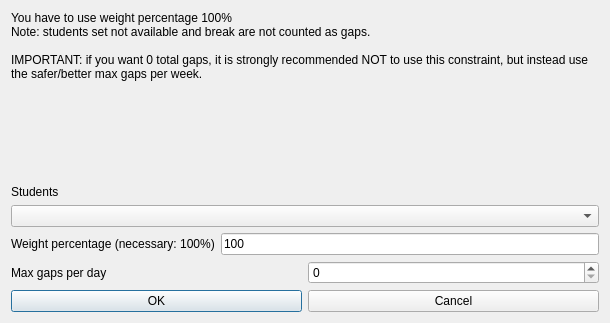
Qt form fet/src/interface/modifyconstraintstudentssetmaxgapsperdayform_template.ui (vonmecheln/fet) before a commit.
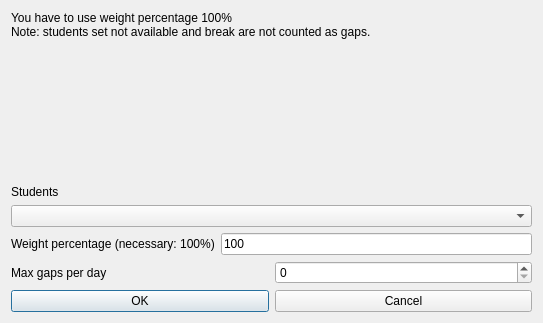
The same form after that commit.

```diff
--- a/fet/src/interface/modifyconstraintstudentssetmaxgapsperdayform_template.ui
+++ b/fet/src/interface/modifyconstraintstudentssetmaxgapsperdayform_template.ui
@@ -6,7 +6,7 @@
    <rect>
     <x>0</x>
     <y>0</y>
-    <width>610</width>
+    <width>543</width>
     <height>323</height>
    </rect>
   </property>
@@ -30,9 +30,7 @@
      </property>
      <property name="text">
       <string>You have to use weight percentage 100%
-Note: students set not available and break are not counted as gaps.
-
-IMPORTANT: if you want 0 total gaps, it is strongly recommended NOT to use this constraint, but instead use the safer/better max gaps per week.</string>
+Note: students set not available and break are not counted as gaps.</string>
      </property>
      <property name="wordWrap">
       <bool>true</bool>
```
